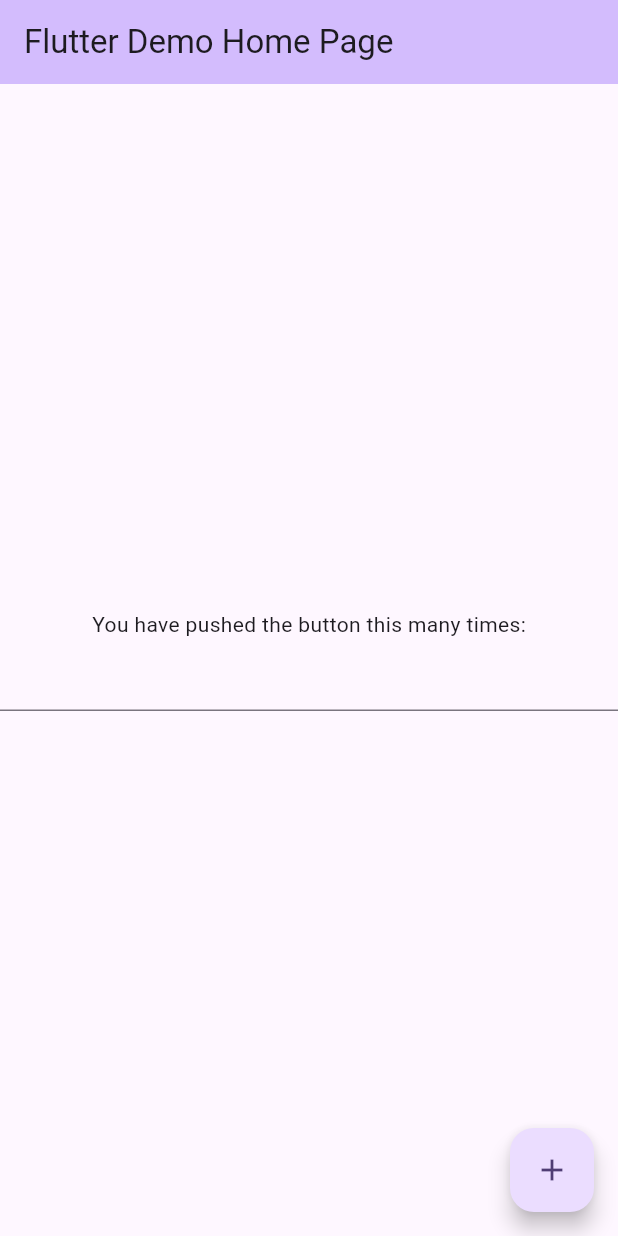
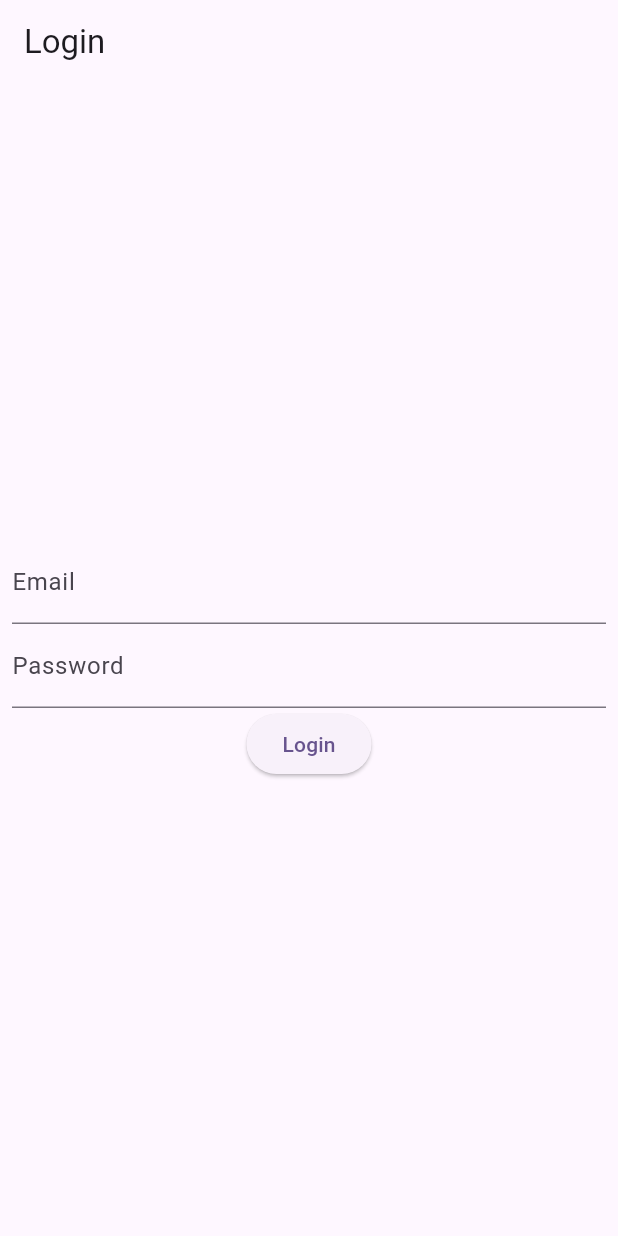
Before and after one commit to theshivamlko/flutter_test_example, a Flutter app: the screen it shows after launch, on a phone screen of 412 x 824 dp. Run offline on Flutter 3.47's test engine with Material 3 defaults, Android fonts, the phone set to English and light mode, and no system bars.

```diff
--- a/lib/MyHomePage.dart
+++ b/lib/MyHomePage.dart
@@ -29,10 +29,8 @@ class _MyHomePageState extends State<MyHomePage> {
         child: Column(
           mainAxisAlignment: MainAxisAlignment.center,
           children: <Widget>[
-            const Text(
-              'You have pushed the button this many times:',
-            ),
-            TextField(),
+
+
 
           ],
         ),
--- /dev/null
+++ b/lib/login_screen.dart
@@ -0,0 +1,61 @@
+import 'package:flutter/material.dart';
+import 'package:flutter_test_example/validator.dart';
+
+class LoginScreen extends StatefulWidget {
+  const LoginScreen({super.key});
+
+  @override
+  State<LoginScreen> createState() => _LoginScreenState();
+}
+
+class _LoginScreenState extends State<LoginScreen> {
+  var key=GlobalKey<FormState>();
+  @override
+  Widget build(BuildContext context) {
+    return Scaffold(
+        appBar: AppBar(title: Text("Login")),
+        body: Padding(
+          padding: const EdgeInsets.all(8.0),
+          child: Center(
+            child: Form(
+              key: key,
+              child: Column(
+                mainAxisAlignment: MainAxisAlignment.center,
+                children: <Widget>[
+                  TextFormField(
+                    key: ValueKey("emailId"),
+                    decoration: InputDecoration(
+                      labelText: "Email",
+                      hintText: "Enter your email",
+
+                    ),
+                    validator: (value)  =>Validator().validateEmail(value),
+
+                  ),
+                  TextFormField(
+                    key: ValueKey("password"),
+                    decoration: InputDecoration(
+                      labelText: "Password",
+                      hintText: "Enter your password",
+                    ),
+                    validator: (value)  =>Validator().validatePassword(value),
+                  ),
+                  ElevatedButton(
+                    onPressed: () {
+                      if(key.currentState!.validate()){
+                        // Do something
+                      }
+                      else{
+                        // Show error
+                      }
+
+                    },
+                    child: Text("Login"),
+                  )
+                ],
+              ),
+            ),
+          ),
+        ));
+  }
+}
--- a/lib/main.dart
+++ b/lib/main.dart
@@ -1,5 +1,6 @@
 import 'package:flutter/material.dart';
 import 'package:flutter_test_example/MyHomePage.dart';
+import 'package:flutter_test_example/login_screen.dart';
 
 void main() {
   runApp(const MyApp());
@@ -18,7 +19,7 @@ class MyApp extends StatelessWidget {
         colorScheme: ColorScheme.fromSeed(seedColor: Colors.deepPurple),
         useMaterial3: true,
       ),
-      home: const MyHomePage(title: 'Flutter Demo Home Page'),
+      home:   LoginScreen(),
     );
   }
 }
```
Also changed, not shown: 2 other files.
